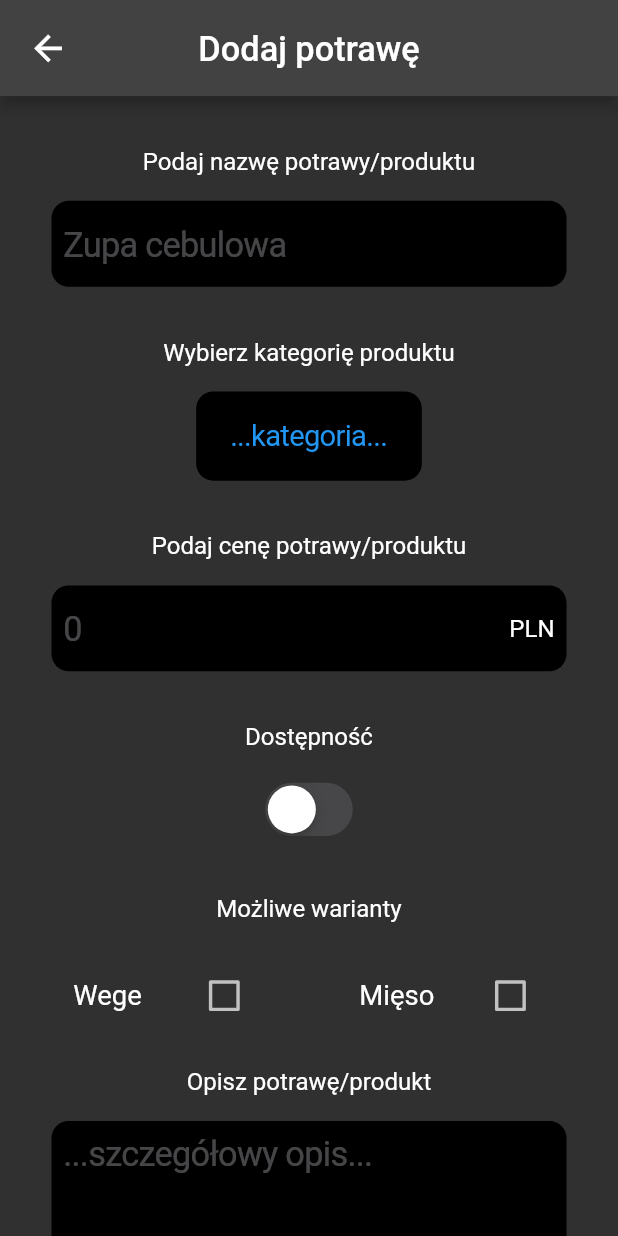
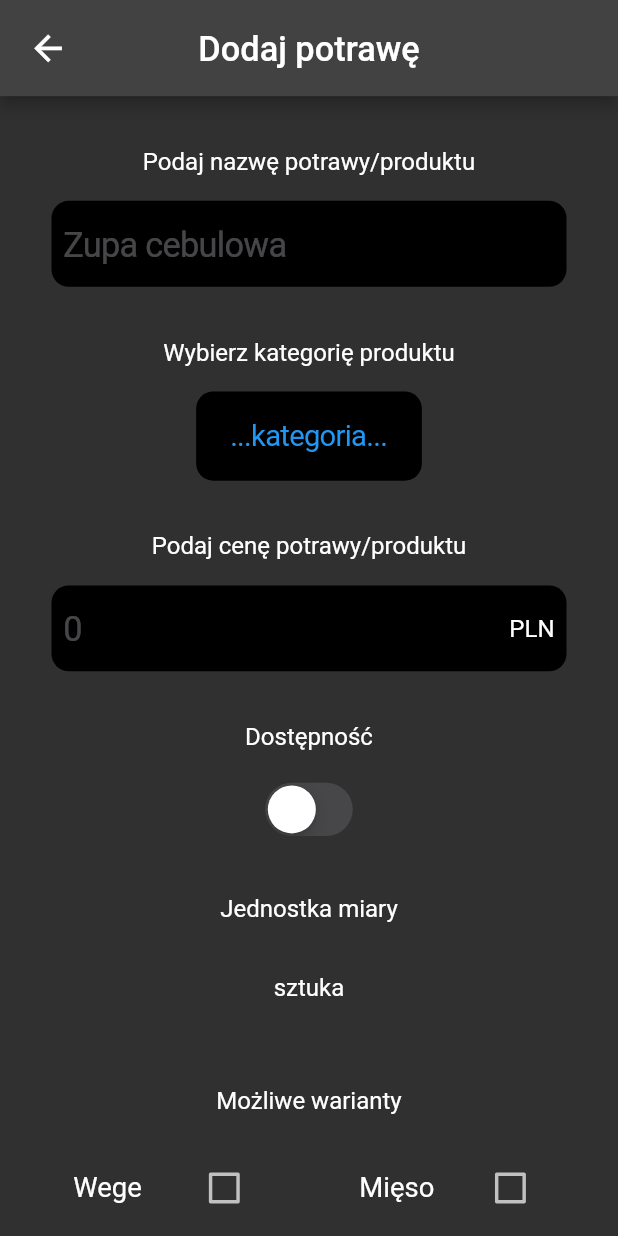
Before and after one commit to bibusDG/meal_orders, a Flutter app: the AddMealPage screen opened directly, on a phone screen of 412 x 824 dp. Run offline on Flutter 3.47's test engine with Material 2 defaults, Android fonts, the phone set to English and light mode, and no system bars; our stand-ins replace cloud_firestore, firebase_core, get, responsive_framework; accounts and stored records are empty; generated files the repository leaves out were written again.

Commit message:
deal_the_meal 02.06.2023 g.18:00 - firebase ready

```diff
--- a/lib/controllers/meal_controller.dart
+++ b/lib/controllers/meal_controller.dart
@@ -23,7 +23,7 @@ class MealController extends GetxController{
   void onInit(){
     super.onInit();
     var newMeal =  MealModel(
-        unitMeasure: 'szt.',
+        unitMeasure: 'sztuka',
         mealName: '',
         mealPicture: '',
         mealDescription: '',
--- a/lib/myWidgets/custom_cupertino_text_field.dart
+++ b/lib/myWidgets/custom_cupertino_text_field.dart
@@ -37,11 +37,9 @@ class CustomCupertinoTextField extends StatelessWidget {
           if(key == const Key('CategoryName')){
             controller.newCategory.categoryName = text;
             controller.refreshNewCategoryModel();
-            print(text);
           }else if(key == const Key('MealName')){
             controller.newMeal.mealName = text;
             controller.refreshNewMealModel();
-            print(text);
           }else if(key == const Key('MealPrice')){
             controller.newMeal.mealPrice = text;
             controller.refreshNewMealModel();
--- a/lib/pages/add_meal_page.dart
+++ b/lib/pages/add_meal_page.dart
@@ -71,7 +71,6 @@ class AddMealPage extends StatelessWidget {
                         ],
                       ),
                     ),
-                    mealController.newMeal.mealAvailability == true ?
                     Column(
                       children: [
                         const SizedBox(height: 30.0,),
@@ -80,24 +79,8 @@ class AddMealPage extends StatelessWidget {
                           children: [
                             Column(
                               children: [
-                                const Text('Ilość'),
-                                const SizedBox(height: 10.0,),
-                                SizedBox(
-                                    width: 60,
-                                    child: CustomCupertinoTextField(
-                                        textAlignment: TextAlignVertical.center,
-                                        keyboardType: TextInputType.number,
-                                        placeholder: '1',
-                                        controller: mealController,
-                                        suffixText: '')
-                                )
-                              ],
-                            ),
-
-                            Column(
-                              children: [
-                                const Text('Miara'),
-                                const SizedBox(height: 40.0,),
+                                const Text('Jednostka miary'),
+                                const SizedBox(height: 30.0,),
                                 GestureDetector(
                                     child: Text(mealController.newMeal.unitMeasure),
                                     onTap: () {
@@ -115,29 +98,29 @@ class AddMealPage extends StatelessWidget {
                                                   children: [
                                                     GestureDetector(
                                                       child: Text('sztuka', style: TextStyle(
-                                                          fontSize: mealController.newMeal.unitMeasure == 'szt.' ?
+                                                          fontSize: mealController.newMeal.unitMeasure == 'sztuka' ?
                                                           30 : 15
                                                       ),),
                                                       onTap: () {
-                                                        mealController.newMeal.unitMeasure = 'szt.';
+                                                        mealController.newMeal.unitMeasure = 'sztuka';
                                                         mealController.refreshNewMealModel();
                                                       },
                                                     ),
                                                     GestureDetector(child: Text('litr', style: TextStyle(
-                                                        fontSize: mealController.newMeal.unitMeasure == 'ltr.' ?
+                                                        fontSize: mealController.newMeal.unitMeasure == 'litr' ?
                                                         30 : 15
                                                     ),),
                                                       onTap: () {
-                                                        mealController.newMeal.unitMeasure = 'ltr.';
+                                                        mealController.newMeal.unitMeasure = 'litr';
                                                         mealController.refreshNewMealModel();
                                                       },
                                                     ),
                                                     GestureDetector(child: Text('porcja', style: TextStyle(
-                                                        fontSize: mealController.newMeal.unitMeasure == 'prc.' ?
+                                                        fontSize: mealController.newMeal.unitMeasure == 'porcja' ?
                                                         30 : 15
                                                     ),),
                                                       onTap: () {
-                                                        mealController.newMeal.unitMeasure = 'prc.';
+                                                        mealController.newMeal.unitMeasure = 'porcja';
                                                         mealController.refreshNewMealModel();
                                                       },
                                                     )
@@ -153,10 +136,8 @@ class AddMealPage extends StatelessWidget {
                           ],
                         ),
                       ],
-                    )
-                        :
-                    const SizedBox(),
-                    const SizedBox(height: 30.0,),
+                    ),
+                    const SizedBox(height: 50.0,),
                     const Text('Możliwe warianty'),
                     const SizedBox(height: 15.0,),
                     Row(
--- a/pubspec.yaml
+++ b/pubspec.yaml
@@ -38,6 +38,8 @@ dependencies:
   cupertino_icons: ^1.0.2
   get:
   responsive_framework:
+  firebase_core:
+  cloud_firestore:
 
 dev_dependencies:
   flutter_test:
```
Also changed, not shown: lib/main.dart (+10 -1 lines), lib/pages/add_category_page.dart (+7 -1 lines), lib/services/firebase_services/main_category_firebase_services.dart (added, +16 -0 lines), pubspec.lock, 6 other files.
